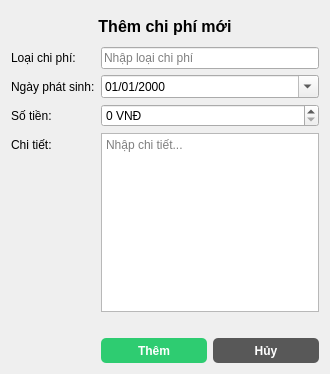
Above: views/dialog/add_expense.ui from TruongLV99/pets-shop before the change. Below: the same form after it.
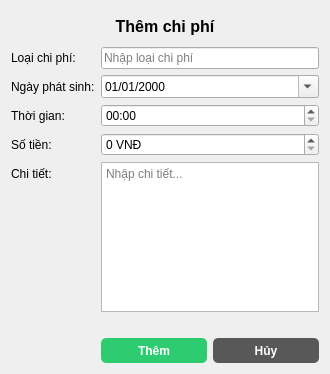
That is the form after the change.

Patch:
```diff
--- a/views/dialog/add_expense.ui
+++ b/views/dialog/add_expense.ui
@@ -29,8 +29,11 @@
        <bold>true</bold>
       </font>
      </property>
+     <property name="styleSheet">
+      <string notr="true">font-weight: bold;</string>
+     </property>
      <property name="text">
-      <string>Thêm chi phí mới</string>
+      <string>Thêm chi phí</string>
      </property>
      <property name="alignment">
       <set>Qt::AlignCenter</set>
@@ -70,15 +73,15 @@
        </property>
       </widget>
      </item>
-     <item row="2" column="0">
+     <item row="3" column="0">
       <widget class="QLabel" name="amountLabel">
        <property name="text">
         <string>Số tiền:</string>
        </property>
       </widget>
      </item>
-     <item row="2" column="1">
-      <widget class="QDoubleSpinBox" name="amountSpinBox">
+     <item row="3" column="1">
+      <widget class="QDoubleSpinBox" name="amount">
        <property name="suffix">
         <string> VNĐ</string>
        </property>
@@ -93,21 +96,21 @@
        </property>
       </widget>
      </item>
-     <item row="3" column="0">
+     <item row="4" column="0">
       <widget class="QLabel" name="detailsLabel">
        <property name="text">
         <string>Chi tiết:</string>
        </property>
       </widget>
      </item>
-     <item row="3" column="1">
-      <widget class="QTextEdit" name="detailsTextEdit">
-       <property name="placeholderText">
-        <string>Nhập chi tiết...</string>
-       </property>
-      </widget>
-     </item>
      <item row="4" column="1">
+      <widget class="QTextEdit" name="description">
+       <property name="placeholderText">
+        <string>Nhập chi tiết...</string>
+       </property>
+      </widget>
+     </item>
+     <item row="5" column="1">
       <layout class="QHBoxLayout" name="horizontalLayout_3">
        <property name="topMargin">
         <number>20</number>
@@ -159,6 +162,20 @@
        </item>
       </layout>
      </item>
+     <item row="2" column="0">
+      <widget class="QLabel" name="timeLabel">
+       <property name="text">
+        <string>Thời gian:</string>
+       </property>
+      </widget>
+     </item>
+     <item row="2" column="1">
+      <widget class="QTimeEdit" name="expense_time">
+       <property name="displayFormat">
+        <string>hh:mm</string>
+       </property>
+      </widget>
+     </item>
     </layout>
    </item>
   </layout>
```
Left out of the diff: 12 changed lines with no effect on the pictures.
